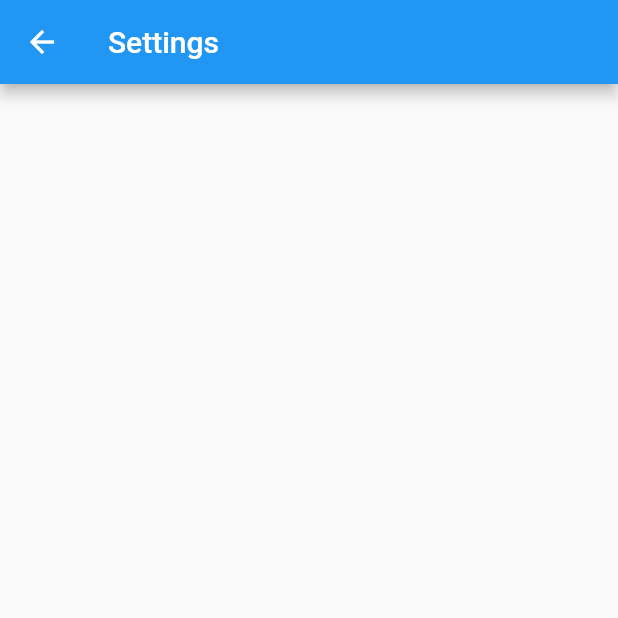
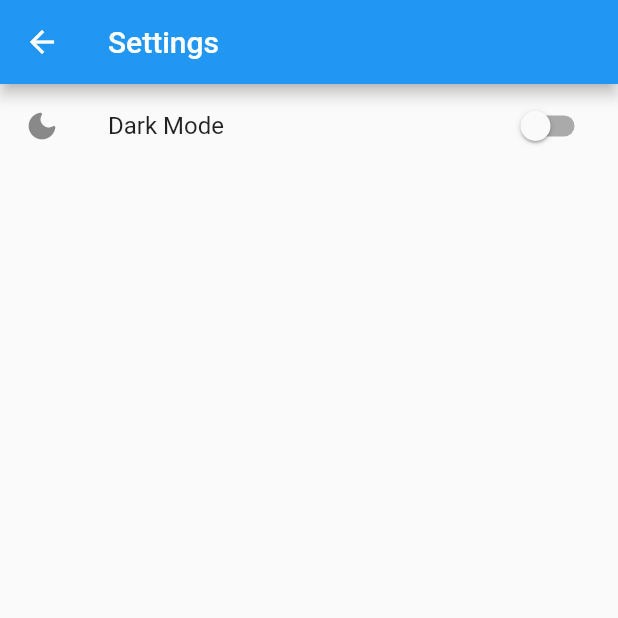
Before and after one commit to Stif-UK/WristCheck, a Flutter app: the SettingsPage screen opened directly, on a phone screen of 412 x 824 dp, the top half of it. Run offline on Flutter 3.47's test engine with Material 2 defaults, Android fonts, the phone set to English and light mode, and no system bars.

Commit message:
Dark Mode toggle switch base implementation

```diff
--- a/lib/ui/SettingsPage.dart
+++ b/lib/ui/SettingsPage.dart
@@ -2,11 +2,15 @@ import 'package:flutter/material.dart';
 
 class SettingsPage extends StatefulWidget{
 
-  @override
+@override
   State<SettingsPage> createState() => _SettingsPageState();
 }
 
 class _SettingsPageState extends State<SettingsPage> {
+
+  bool _darkModeToggle = false;
+
+
   @override
   Widget build(BuildContext context) {
     return Scaffold(
@@ -14,6 +18,22 @@ class _SettingsPageState extends State<SettingsPage> {
         title: const Text("Settings"),
         leading:  IconButton(onPressed: (){Navigator.pop(context);}, icon: const Icon(Icons.arrow_back)),
       ),
+      body: ListView(
+        children: [
+          SwitchListTile(
+            title: const Text("Dark Mode"),
+            secondary: const Icon(Icons.dark_mode_rounded),
+            value: _darkModeToggle,
+            onChanged: (bool value){
+              setState(() {
+                _darkModeToggle = value;
+                print(_darkModeToggle);
+              });
+
+            },
+          )
+        ],
+      ),
 
 
     );
```
